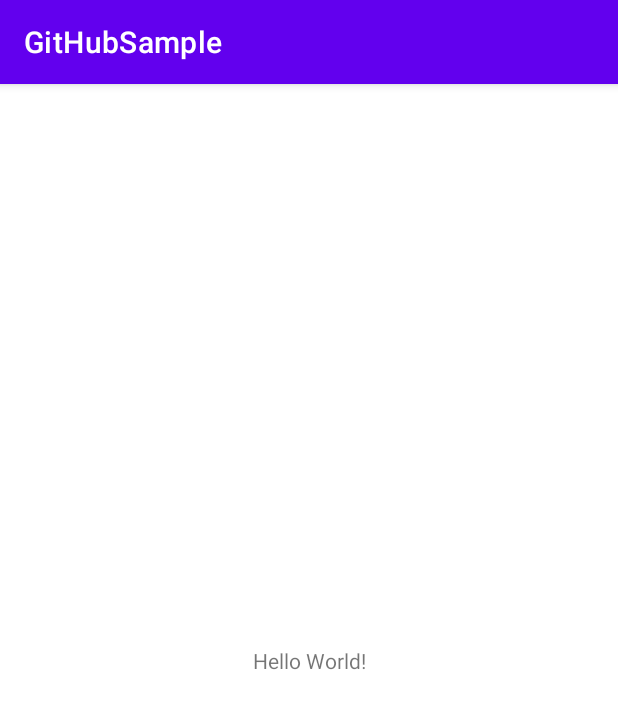
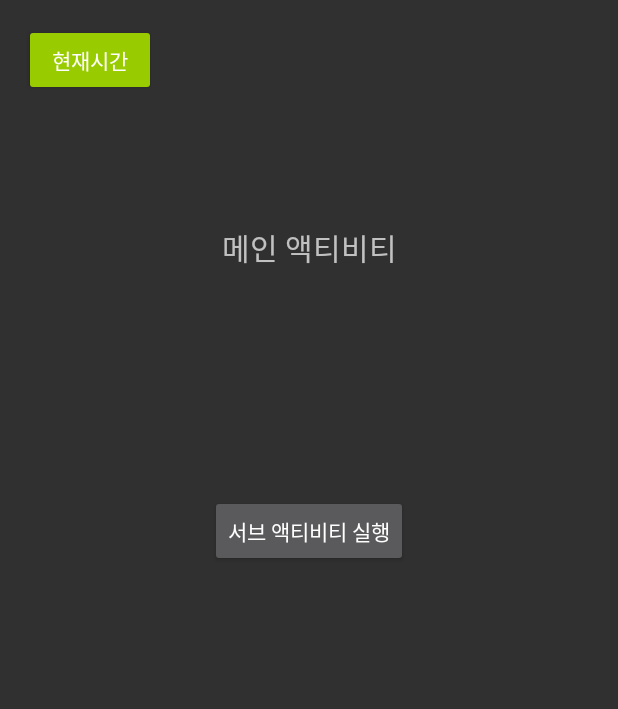
Before and after one commit to yspark2/GitHubSample, an Android app: the screen it shows after launch (MainActivity), on a phone screen of 412 x 824 dp. Shown: the top 709 px of the screen. Run offline under Robolectric (Android 15) with nearby library versions, the phone set to English and light mode, and no system bars.

Commit message:
project under design

```diff
--- a/app/src/main/AndroidManifest.xml
+++ b/app/src/main/AndroidManifest.xml
@@ -8,7 +8,8 @@
         android:label="@string/app_name"
         android:roundIcon="@mipmap/ic_launcher_round"
         android:supportsRtl="true"
-        android:theme="@style/Theme.GitHubSample">
+        android:theme="@style/Theme.AppCompat.NoActionBar">
+        <activity android:name=".SubActivity"></activity>
         <activity android:name=".MainActivity">
             <intent-filter>
                 <action android:name="android.intent.action.MAIN" />
--- a/app/src/main/java/com/example/githubsample/MainActivity.kt
+++ b/app/src/main/java/com/example/githubsample/MainActivity.kt
@@ -1,13 +1,29 @@
 package com.example.githubsample
 
+import android.content.Intent
 import androidx.appcompat.app.AppCompatActivity
 import android.os.Bundle
+import android.widget.Toast
+import com.example.githubsample.databinding.ActivityMainBinding
+import java.text.SimpleDateFormat
 
 class MainActivity : AppCompatActivity() {
+	val binding by lazy{ActivityMainBinding.inflate(layoutInflater)}
 	override fun onCreate(savedInstanceState: Bundle?) {
 		super.onCreate(savedInstanceState)
-		setContentView(R.layout.activity_main)
+		setContentView(binding.root)
 
-		// 정상 동작 확인
+		binding.btnStart.setOnClickListener {
+			val intent = Intent(this, SubActivity::class.java)
+			intent.putExtra("tag1", "박 용 석")
+			intent.putExtra("tag2", 911008)
+			startActivity(intent)
+		}
+		binding.btnTime.setOnClickListener {
+			val date = System.currentTimeMillis()
+			val sdf = SimpleDateFormat("yyyy-MM-dd HH:mm:ss")
+			val formatTime = sdf.format(date)
+			Toast.makeText(this, "현재시간은 ${formatTime} 입니다.", Toast.LENGTH_SHORT).show()
+		}
 	}
 }
--- a/app/src/main/res/layout/activity_main.xml
+++ b/app/src/main/res/layout/activity_main.xml
@@ -7,12 +7,45 @@
     tools:context=".MainActivity">
 
     <TextView
+        android:id="@+id/textView"
         android:layout_width="wrap_content"
         android:layout_height="wrap_content"
-        android:text="Hello World!"
-        app:layout_constraintBottom_toBottomOf="parent"
+        android:layout_marginTop="150dp"
+        android:text="메인 액티비티"
+        android:textSize="20sp"
         app:layout_constraintLeft_toLeftOf="parent"
         app:layout_constraintRight_toRightOf="parent"
         app:layout_constraintTop_toTopOf="parent" />
 
+    <Button
+        android:id="@+id/btnStart"
+        android:layout_width="wrap_content"
+        android:layout_height="wrap_content"
+        android:layout_marginTop="150dp"
+        android:text="서브 액티비티 실행"
+        app:layout_constraintEnd_toEndOf="parent"
+        app:layout_constraintStart_toStartOf="parent"
+        app:layout_constraintTop_toBottomOf="@+id/textView" />
+
+    <TextView
+        android:id="@+id/textRuturn"
+        android:layout_width="0dp"
+        android:layout_height="wrap_content"
+        android:layout_marginTop="65dp"
+        app:layout_constraintEnd_toEndOf="parent"
+        app:layout_constraintStart_toStartOf="parent"
+        app:layout_constraintTop_toBottomOf="@+id/textView" />
+
+    <Button
+        android:id="@+id/btnTime"
+        android:layout_width="wrap_content"
+        android:layout_height="wrap_content"
+        android:layout_marginStart="16dp"
+        android:layout_marginLeft="16dp"
+        android:layout_marginTop="16dp"
+        android:text="현재시간"
+        app:backgroundTint="@android:color/holo_green_light"
+        app:layout_constraintStart_toStartOf="parent"
+        app:layout_constraintTop_toTopOf="parent" />
+
 </androidx.constraintlayout.widget.ConstraintLayout>
--- a/app/src/main/res/values/strings.xml
+++ b/app/src/main/res/values/strings.xml
@@ -1,3 +1,4 @@
 <resources>
     <string name="app_name">GitHubSample</string>
+    <string name="hint">메세지를 입력하세요</string>
 </resources>
```
Also changed, not shown: app/build.gradle (+5 -2 lines), app/src/main/java/com/example/githubsample/SubActivity.kt (added, +25 -0 lines), app/src/main/res/layout/activity_sub.xml (added, +67 -0 lines).
